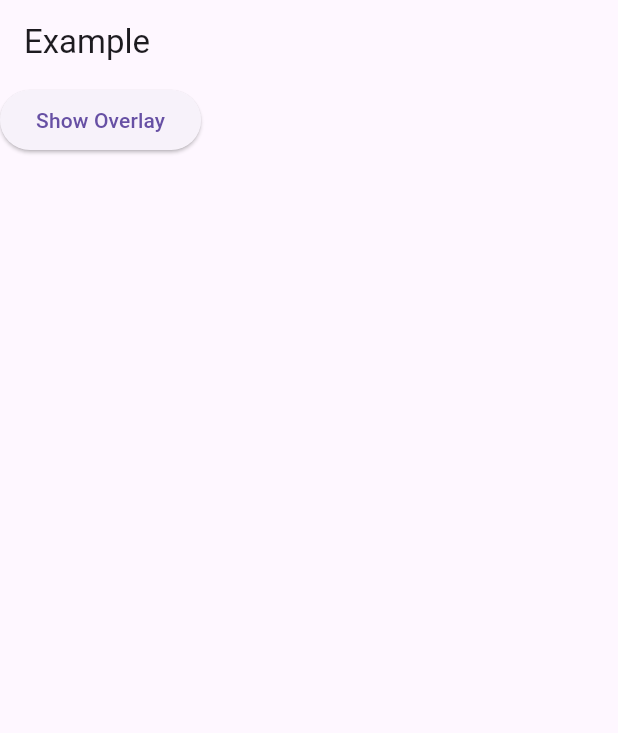
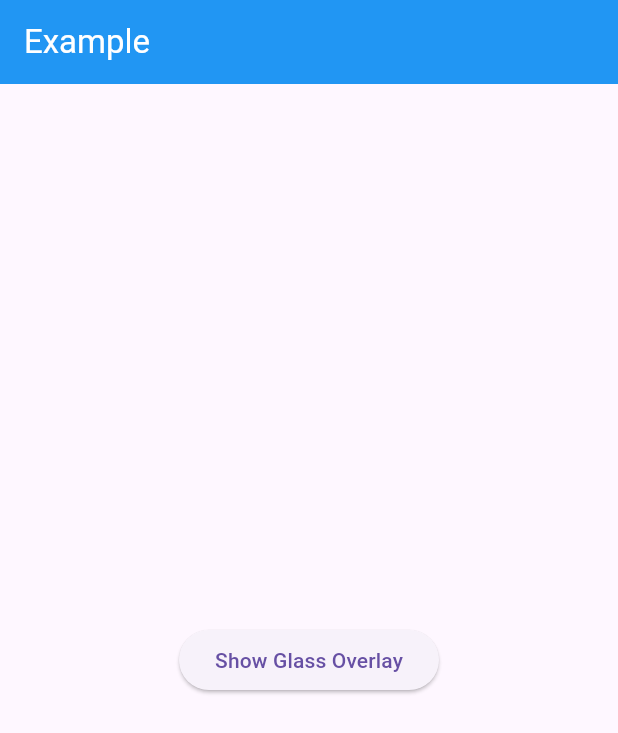
Before and after one commit to Blue-Cheesecake/overlay_creator, a Flutter app: the screen it shows after launch, on a phone screen of 412 x 824 dp. Shown: the top 733 px of the screen. Run offline on Flutter 3.47's test engine with Material 3 defaults, Android fonts, the phone set to English and light mode, and no system bars.

Commit message:
feat: OVLC-0 example

```diff
--- a/example/lib/main.dart
+++ b/example/lib/main.dart
@@ -1,5 +1,7 @@
 import 'package:flutter/material.dart';
 import 'package:overlay_creator/overlay_creator.dart';
+
+import 'widgets/widgets.dart';
 
 void main() {
   runApp(const Main());
@@ -11,21 +13,54 @@ class Main extends StatelessWidget {
   @override
   Widget build(BuildContext context) {
     return const MaterialApp(
+      debugShowCheckedModeBanner: false,
       home: Homepage(),
     );
   }
 }
 
-class Homepage extends StatelessWidget {
+class Homepage extends StatefulWidget {
   const Homepage({super.key});
 
+  @override
+  State<Homepage> createState() => _HomepageState();
+}
+
+class _HomepageState extends State<Homepage> with OverlayCreator {
   @override
   Widget build(BuildContext context) {
     return Scaffold(
       appBar: AppBar(
-        title: const Text("Example"),
+        backgroundColor: Colors.blue,
+        title: const Text(
+          "Example",
+          style: TextStyle(color: Colors.white),
+        ),
       ),
-      body: ElevatedButton(onPressed: () {}, child: const Text("Show Overlay")),
+      body: Center(
+        child: Column(
+          mainAxisSize: MainAxisSize.max,
+          mainAxisAlignment: MainAxisAlignment.center,
+          crossAxisAlignment: CrossAxisAlignment.center,
+          children: [
+            ElevatedButton(
+                onPressed: () {
+                  displayOverlay(
+                    context: context,
+                    child: FullOverlayArea(
+                      background: const GlassBackgroundWD(),
+                      child: PopupContainerWD(
+                        removeOverlay: () {
+                          removeOverlay();
+                        },
+                      ),
+                    ),
+                  );
+                },
+                child: const Text("Show Glass Overlay")),
+          ],
+        ),
+      ),
     );
   }
 }
--- /dev/null
+++ b/example/lib/widgets/widgets.dart
@@ -0,0 +1,2 @@
+export 'glass_background_wd.dart';
+export 'popup_container_wd.dart';
--- a/lib/src/src.dart
+++ b/lib/src/src.dart
@@ -1 +1,2 @@
+export 'widgets/widgets.dart';
 export 'overlay_creator.dart';
--- /dev/null
+++ b/lib/src/widgets/widgets.dart
@@ -0,0 +1 @@
+export 'full_overlay_area.dart';
```
Also changed, not shown: example/lib/widgets/glass_background_wd.dart (added, +15 -0 lines), example/lib/widgets/popup_container_wd.dart (added, +42 -0 lines), lib/src/widgets/full_overlay_area.dart (added, +35 -0 lines).
